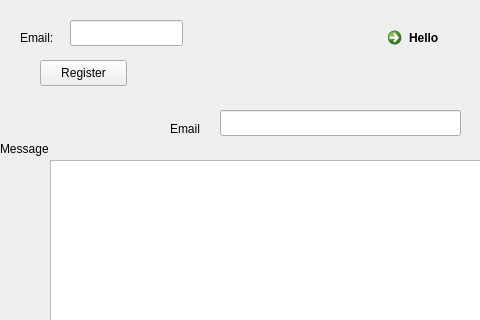
The window that GUI/form.ui (porfanid/Encrypted-Communication) describes before a commit, drawn with Qt 5; both pictures show x 0 to 480 and y 0 to 320 of the 800 by 600 pixel window.
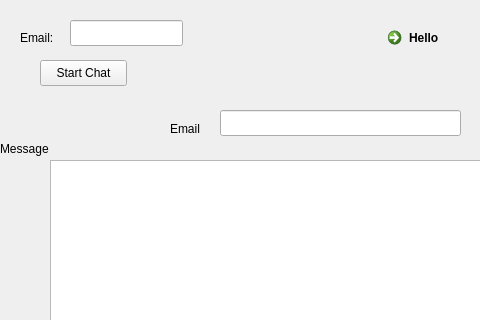
The same window after the commit.

Commit message: Added the ability to send a message through the gui

```diff
--- a/GUI/form.ui
+++ b/GUI/form.ui
@@ -46,7 +46,7 @@
     </rect>
    </property>
    <property name="text">
-    <string>Register</string>
+    <string>Start Chat</string>
    </property>
   </widget>
   <widget class="QTextEdit" name="textEdit">
```
The commit also changes 3 other files.
